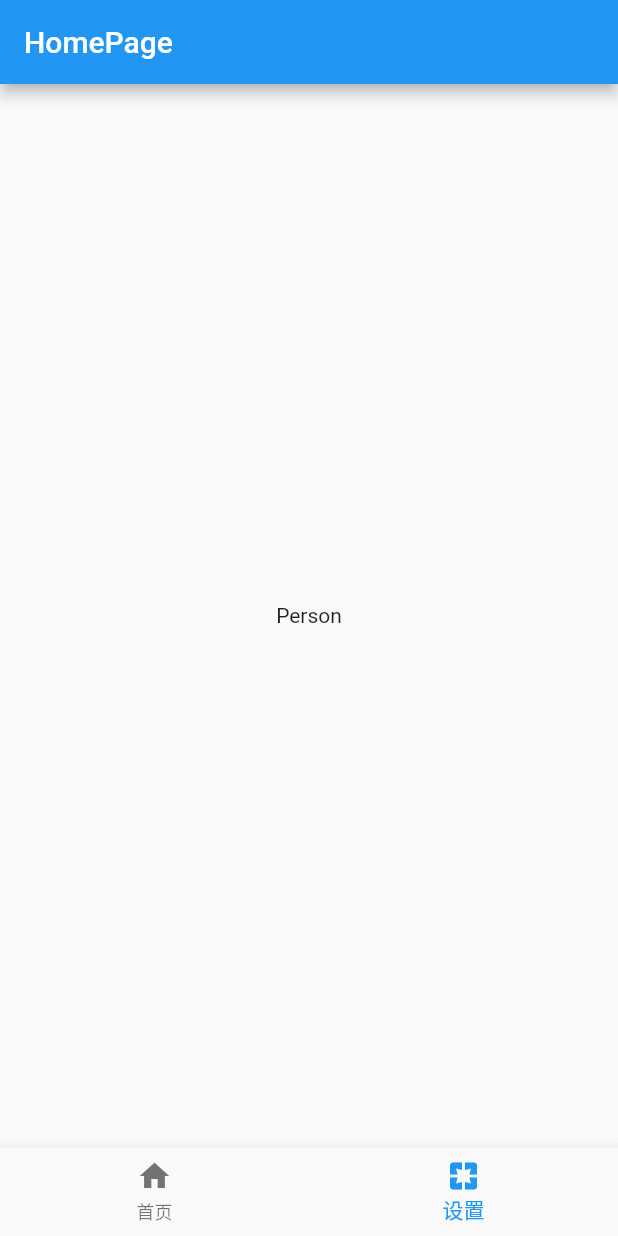
After one commit to Decodetalkers/liangbiao, a Flutter app: the screen it shows after launch, item 2 of the bottom bar chosen, on a phone screen of 412 x 824 dp. The commit adds this screen. Run offline on Flutter 3.47's test engine with Material 2 defaults, Android fonts, the phone set to English and light mode, and no system bars; our stand-ins replace video_player.

Commit message:
set two pages

```diff
--- a/lib/main.dart
+++ b/lib/main.dart
@@ -1,6 +1,7 @@
 import 'package:flutter/material.dart';
 import 'form/papers.dart';
 import 'base_table.dart';
+import 'personpage.dart';
 import 'package:quiver/iterables.dart';
 
 void main() {
@@ -26,7 +27,7 @@ class HomePage extends StatefulWidget {
   HomePage({Key? key}) : super(key: key);
 
   final titles = ["量表一", "量表二", "量表三", "量表四"];
-  final times = ["2022.1.10", "2022.1.20", "2022.1.30","2022.1.31"];
+  final times = ["2022.1.10", "2022.1.20", "2022.1.30", "2022.1.31"];
   @override
   _HomePageState createState() => _HomePageState();
 }
@@ -34,6 +35,7 @@ class HomePage extends StatefulWidget {
 class _HomePageState extends State<HomePage> {
   late List<String> titles;
   late List<String> times;
+  int _index = 0;
   @override
   void initState() {
     super.initState();
@@ -51,11 +53,7 @@ class _HomePageState extends State<HomePage> {
 
   @override
   Widget build(BuildContext context) {
-    return Scaffold(
-      appBar: AppBar(
-        title: const Text('HomePage'),
-      ),
-      body: RefreshIndicator(
+    var mainpage = RefreshIndicator(
         child: ListView(
             children: zip([titles, times])
                 .map((e) => HomePageButton(
@@ -80,14 +78,25 @@ class _HomePageState extends State<HomePage> {
                       },
                     ))
                 .toList()),
-          onRefresh: _handrefresh),
+        onRefresh: _handrefresh);
+    List<Widget> appages = [mainpage, const PersonPage()];
+    return Scaffold(
+      appBar: AppBar(
+        title: const Text('HomePage'),
+      ),
+      body: appages[_index],
       bottomNavigationBar: BottomNavigationBar(
         items: const <BottomNavigationBarItem>[
           BottomNavigationBarItem(icon: Icon(Icons.home), label: '首页'),
           BottomNavigationBarItem(icon: Icon(Icons.pages), label: '设置'),
         ],
-        currentIndex: 0,
+        currentIndex: _index,
         fixedColor: Colors.blue,
+        onTap: (int index) {
+          setState(() {
+            _index = index;
+          });
+        },
       ),
     );
   }
--- /dev/null
+++ b/lib/personpage.dart
@@ -0,0 +1,18 @@
+import 'package:flutter/material.dart';
+
+class PersonPage extends StatelessWidget {
+  const PersonPage({Key? key}) : super(key: key);
+  @override
+  Widget build(BuildContext context) {
+    return Center(
+      child: Column(
+        mainAxisAlignment: MainAxisAlignment.center,
+        children: const <Widget>[
+          Text(
+            'Person',
+          ),
+        ],
+      ),
+    );
+  }
+}
```
Lines whose indentation alone changed are shown as unchanged.
